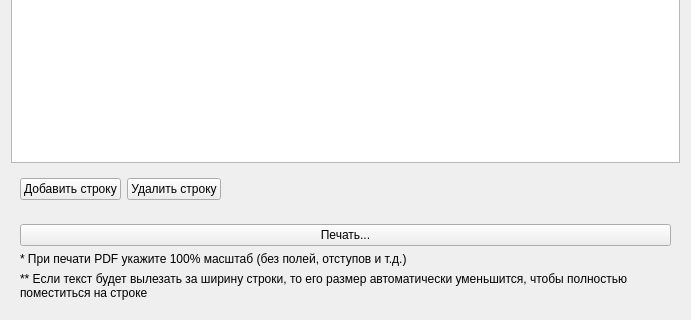
Above: TournamentManager/formdipl.ui from BarsukAlexey/xelarogi before the change; both pictures show x 0 to 691 and y 249 to 569 of the 691 by 569 pixel window. Below: the same form after it.
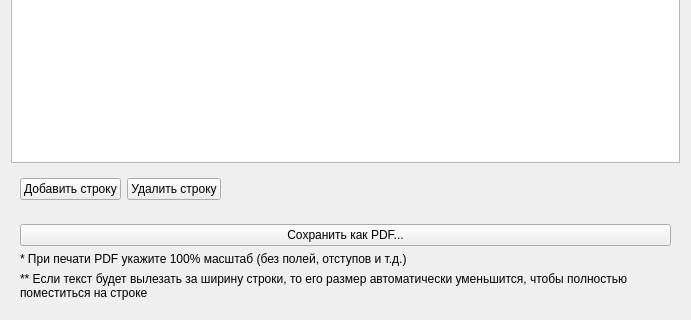
That is the form after the change.

The edit to the form file:
```diff
--- a/TournamentManager/formdipl.ui
+++ b/TournamentManager/formdipl.ui
@@ -152,7 +152,7 @@
       <item row="0" column="0">
        <widget class="QPushButton" name="pushButtonPrint">
         <property name="text">
-         <string>Печать...</string>
+         <string>Сохранить как PDF...</string>
         </property>
        </widget>
       </item>
```
